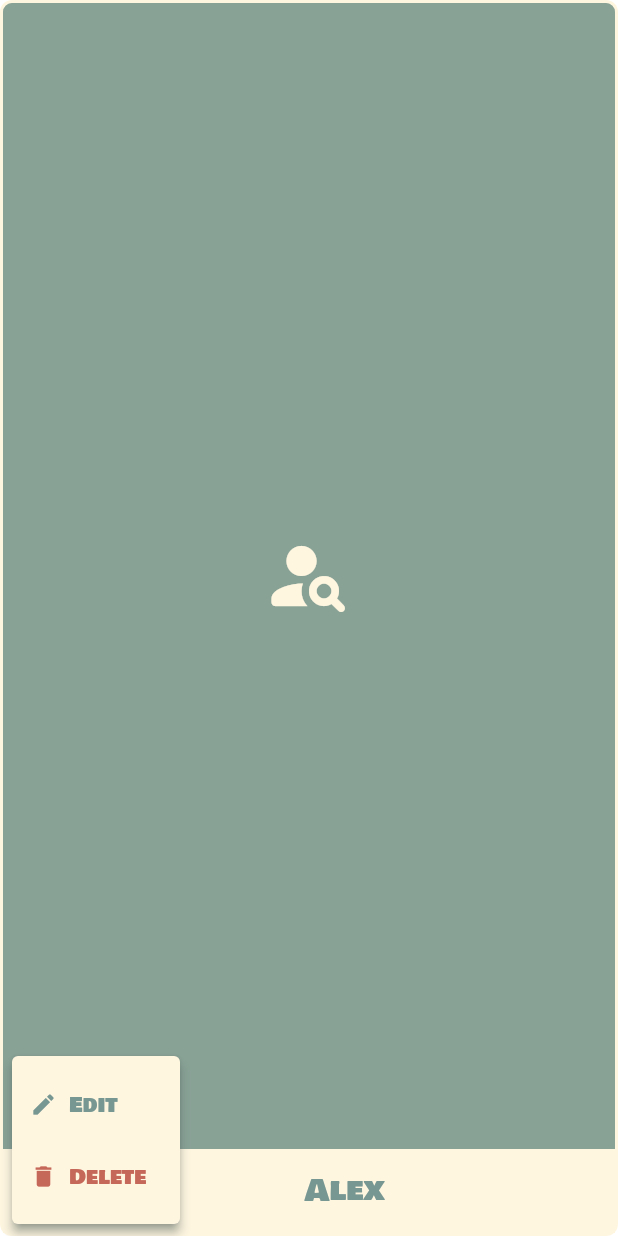
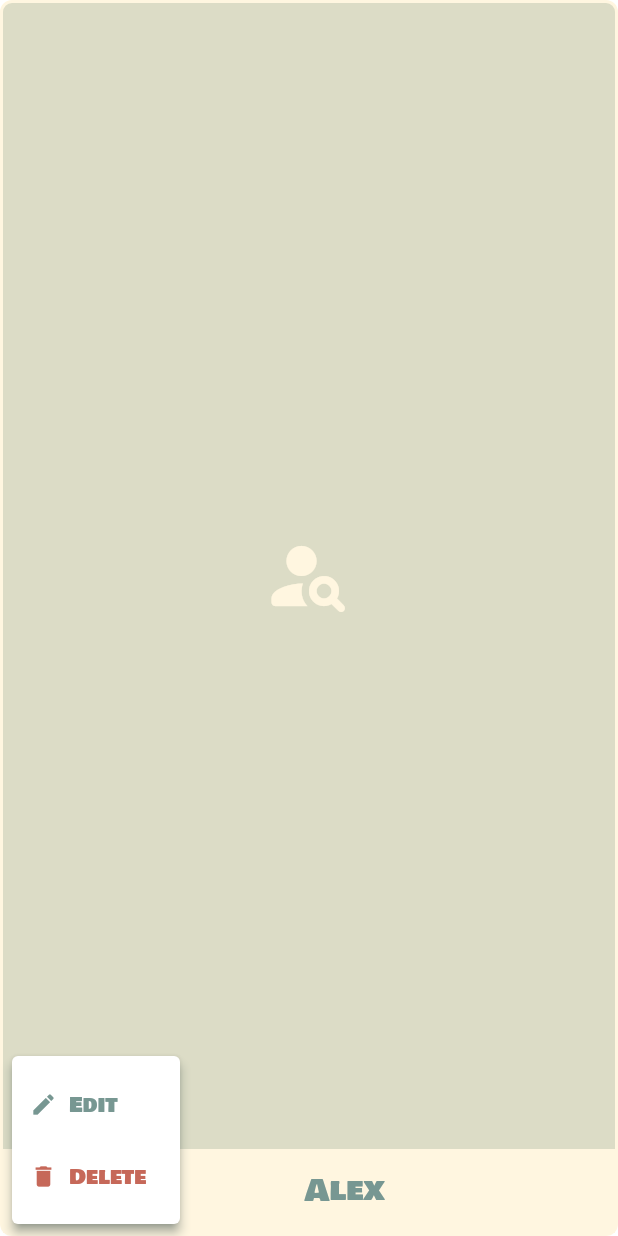
Before and after one commit to RomaZinkevich/the-bronzest-jade, a Flutter app: the CharacterGridItem widget shown alone on an empty page, opened directly with sample values from the repository, after a tap on the "more vert" icon, on a phone screen of 412 x 824 dp. Run offline on Flutter 3.47's test engine with Material 3 defaults, Android fonts, the phone set to English and light mode, and no system bars; our stand-ins replace image_picker, shared_preferences; missing offline and left inert: particles_flutter, stomp_dart_client; accounts and stored records are empty; network calls fail.

Commit message:
Fix issue with saved character visuals

```diff
--- a/frontend/lib/widgets/character/character_grid_item.dart
+++ b/frontend/lib/widgets/character/character_grid_item.dart
@@ -28,10 +28,10 @@ class CharacterGridItem extends StatelessWidget {
         decoration: BoxDecoration(
           borderRadius: BorderRadius.circular(8),
           border: Border.all(
-            color: isUploaded ? Colors.green : theme.tertiary,
+            color: isUploaded ? theme.secondary : theme.tertiary,
             width: isUploaded ? 3 : 2,
           ),
-          color: theme.secondary,
+          color: theme.tertiary,
         ),
         child: Column(
           children: [
@@ -59,17 +59,16 @@ class CharacterGridItem extends StatelessWidget {
             ),
             Container(
               padding: const EdgeInsets.symmetric(vertical: 4, horizontal: 4),
-              color: isUploaded ? Colors.green : theme.tertiary,
+              color: isUploaded ? theme.secondary : theme.tertiary,
               child: Row(
                 crossAxisAlignment: CrossAxisAlignment.center,
                 children: [
                   PopupMenuButton<String>(
-                    color: theme.tertiary,
                     padding: EdgeInsets.zero,
                     icon: Icon(
                       Icons.more_vert,
                       size: 26,
-                      color: theme.secondary,
+                      color: isUploaded ? theme.tertiary : theme.secondary,
                     ),
                     onSelected: (value) {
                       if (value == "edit" && onEdit != null) {
@@ -113,7 +112,10 @@ class CharacterGridItem extends StatelessWidget {
                   Expanded(
                     child: Text(
                       character.name,
-                      style: TextStyle(fontSize: 20, color: theme.secondary),
+                      style: TextStyle(
+                        fontSize: 20,
+                        color: isUploaded ? theme.tertiary : theme.secondary,
+                      ),
                       maxLines: 1,
                       overflow: TextOverflow.ellipsis,
                       textAlign: TextAlign.center,
@@ -127,17 +129,15 @@ class CharacterGridItem extends StatelessWidget {
               Positioned(
                 child: Container(
                   padding: const EdgeInsets.all(4),
-                  decoration: BoxDecoration(
-                    color: Colors.green,
-                    shape: BoxShape.circle,
-                    boxShadow: const [
-                      BoxShadow(color: Colors.black26, blurRadius: 4),
+                  child: Row(
+                    mainAxisAlignment: MainAxisAlignment.spaceAround,
+                    children: [
+                      Text(
+                        "Image Uploaded",
+                        style: TextStyle(fontSize: 10, color: theme.secondary),
+                      ),
+                      Icon(Icons.cloud_done, color: theme.secondary, size: 16),
                     ],
-                  ),
-                  child: const Icon(
-                    Icons.cloud_done,
-                    color: Colors.white,
-                    size: 16,
                   ),
                 ),
               ),
```
Also changed, not shown: frontend/lib/widgets/character/character_input_form.dart (+7 -40 lines).
